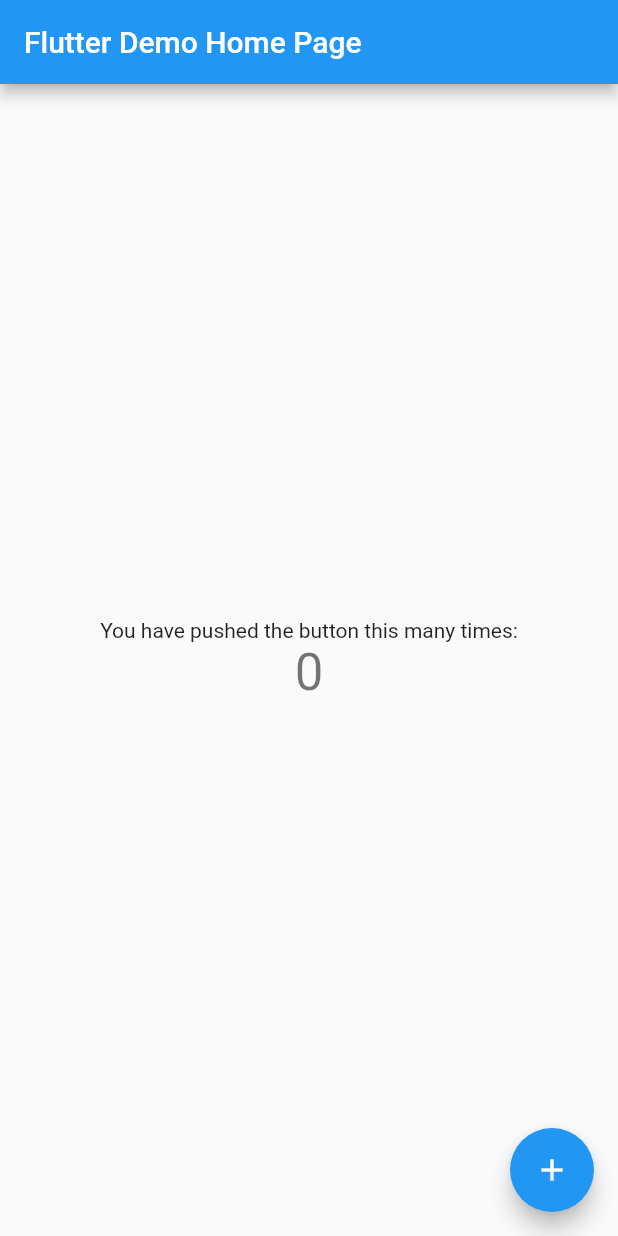
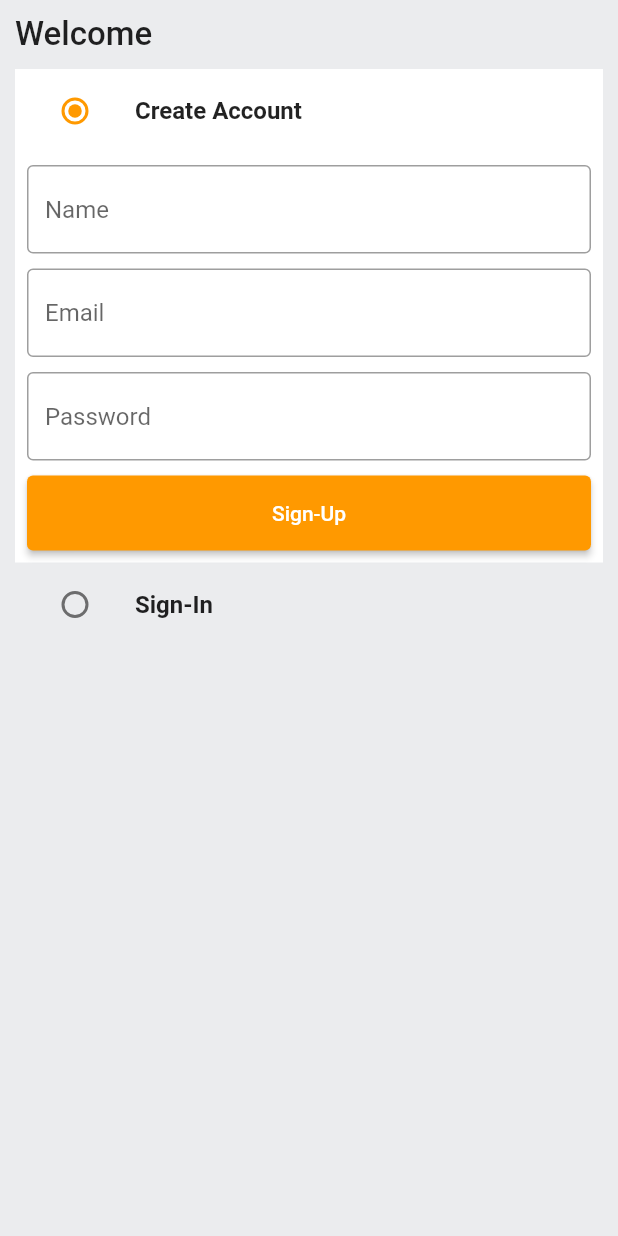
Before and after one commit to agrawalkunal2001/Amazon, a Flutter app: the screen it shows after launch, on a phone screen of 412 x 824 dp. Run offline on Flutter 3.47's test engine with Material 2 defaults, Android fonts, the phone set to English and light mode, and no system bars.

Commit message:
Added auth screen UI

```diff
--- /dev/null
+++ b/lib/common/widgets/custom_button.dart
@@ -0,0 +1,19 @@
+import 'package:flutter/material.dart';
+
+class CustomButton extends StatelessWidget {
+  final String text;
+  final VoidCallback onTap;
+  const CustomButton({Key? key, required this.text, required this.onTap})
+      : super(key: key);
+
+  @override
+  Widget build(BuildContext context) {
+    return ElevatedButton(
+      onPressed: onTap,
+      child: Text(text),
+      style: ElevatedButton.styleFrom(
+        minimumSize: const Size(double.infinity, 50),
+      ),
+    );
+  }
+}
--- /dev/null
+++ b/lib/common/widgets/custom_textfield.dart
@@ -0,0 +1,25 @@
+import 'package:flutter/material.dart';
+
+class CustomTextField extends StatelessWidget {
+  final TextEditingController controller;
+  final String hintText;
+  const CustomTextField(
+      {Key? key, required this.controller, required this.hintText})
+      : super(key: key);
+
+  @override
+  Widget build(BuildContext context) {
+    return TextFormField(
+      controller: controller,
+      decoration: InputDecoration(
+        hintText: hintText,
+        border: const OutlineInputBorder(
+          borderSide: BorderSide(color: Colors.black38),
+        ),
+        enabledBorder: const OutlineInputBorder(
+          borderSide: BorderSide(color: Colors.black38),
+        ),
+      ),
+    );
+  }
+}
--- /dev/null
+++ b/lib/constants/global_variables.dart
@@ -0,0 +1,18 @@
+import 'package:flutter/material.dart';
+
+class GlobalVariables {
+  // COLORS
+  static const appBarGradient = LinearGradient(
+    colors: [
+      Color.fromARGB(255, 29, 201, 192),
+      Color.fromARGB(255, 125, 221, 216),
+    ],
+    stops: [0.5, 1.0],
+  );
+
+  static const secondaryColor = Color.fromRGBO(255, 153, 0, 1);
+  static const backgroundColor = Colors.white;
+  static const Color greyBackgroundColor = Color(0xffebecee);
+  static var selectedNavBarColor = Colors.cyan[800]!;
+  static const unselectedNavBarColor = Colors.black87;
+}
--- /dev/null
+++ b/lib/features/auth/screens/auth_screen.dart
@@ -0,0 +1,159 @@
+import 'package:amazon/common/widgets/custom_button.dart';
+import 'package:amazon/common/widgets/custom_textfield.dart';
+import 'package:amazon/constants/global_variables.dart';
+import 'package:flutter/material.dart';
+
+enum Auth {
+  signin,
+  signup,
+}
+
+class AuthScreen extends StatefulWidget {
+  static const String routeName = "/auth-screen";
+  AuthScreen({Key? key}) : super(key: key);
+
+  @override
+  State<AuthScreen> createState() => _AuthScreenState();
+}
+
+class _AuthScreenState extends State<AuthScreen> {
+  Auth _auth = Auth.signup;
+  final _signupFormKey = GlobalKey<FormState>();
+  final _signinFormKey = GlobalKey<FormState>();
+
+  final TextEditingController _emailController = TextEditingController();
+  final TextEditingController _passwordController = TextEditingController();
+  final TextEditingController _nameController = TextEditingController();
+
+  @override
+  void dispose() {
+    // TODO: implement dispose
+    _emailController.dispose();
+    _passwordController.dispose();
+    _nameController.dispose();
+  }
+
+  @override
+  Widget build(BuildContext context) {
+    return Scaffold(
+      backgroundColor: GlobalVariables.greyBackgroundColor,
+      body: SafeArea(
+        child: Padding(
+          padding: const EdgeInsets.all(10.0),
+          child: Column(
+            crossAxisAlignment: CrossAxisAlignment.start,
+            children: [
+              const Text(
+                "Welcome",
+                style: TextStyle(fontSize: 22, fontWeight: FontWeight.w500),
+              ),
+              const SizedBox(
+                height: 10,
+              ),
+              ListTile(
+                tileColor: _auth == Auth.signup
+                    ? GlobalVariables.backgroundColor
+                    : GlobalVariables.greyBackgroundColor,
+                title: const Text(
+                  "Create Account",
+                  style: TextStyle(fontWeight: FontWeight.bold),
+                ),
+                leading: Radio(
+                  activeColor: GlobalVariables.secondaryColor,
+                  value: Auth.signup,
+                  groupValue:
+                      _auth, // The radio button will be selected when value matches groupValue
+                  onChanged: (Auth? val) {
+                    setState(() {
+                      _auth = val!;
+                    });
+                  },
+                ),
+              ),
+              if (_auth == Auth.signup)
+                Container(
+                  padding: const EdgeInsets.all(8),
+                  color: GlobalVariables.backgroundColor,
+                  child: Form(
+                    key: _signupFormKey,
+                    child: Column(
+                      children: [
+                        CustomTextField(
+                          controller: _nameController,
+                          hintText: "Name",
+                        ),
+                        const SizedBox(
+                          height: 10,
+                        ),
+                        CustomTextField(
+                          controller: _emailController,
+                          hintText: "Email",
+                        ),
+                        const SizedBox(
+                          height: 10,
+                        ),
+                        CustomTextField(
+                          controller: _passwordController,
+                          hintText: "Password",
+                        ),
+                        const SizedBox(
+                          height: 10,
+                        ),
+                        CustomButton(text: "Sign-Up", onTap: () {}),
+                      ],
+                    ),
+                  ),
+                ),
+              ListTile(
+                tileColor: _auth == Auth.signin
+                    ? GlobalVariables.backgroundColor
+                    : GlobalVariables.greyBackgroundColor,
+                title: const Text(
+                  "Sign-In",
+                  style: TextStyle(fontWeight: FontWeight.bold),
+                ),
+                leading: Radio(
+                  activeColor: GlobalVariables.secondaryColor,
+                  value: Auth.signin,
+                  groupValue: _auth,
+                  onChanged: (Auth? val) {
+                    setState(() {
+                      _auth = val!;
+                    });
+                  },
+                ),
+              ),
+              if (_auth == Auth.signin)
+                Container(
+                  padding: const EdgeInsets.all(8),
+                  color: GlobalVariables.backgroundColor,
+                  child: Form(
+                    key: _signupFormKey,
+                    child: Column(
+                      children: [
+                        CustomTextField(
+                          controller: _emailController,
+                          hintText: "Email",
+                        ),
+                        const SizedBox(
+                          height: 10,
+                        ),
+                        CustomTextField(
+                          controller: _passwordController,
+                          hintText: "Password",
+                        ),
+                        const SizedBox(
+                          height: 10,
+                        ),
+                        CustomButton(text: "Sign-Up", onTap: () {}),
+                      ],
+                    ),
+                  ),
+                ),
+            ],
+          ),
+        ),
+      ),
+    );
+  }
+}
--- a/lib/main.dart
+++ b/lib/main.dart
@@ -1,3 +1,6 @@
+import 'package:amazon/constants/global_variables.dart';
+import 'package:amazon/features/auth/screens/auth_screen.dart';
+import 'package:amazon/router.dart';
 import 'package:flutter/material.dart';
 
 void main() {
@@ -11,105 +14,21 @@ class MyApp extends StatelessWidget {
   @override
   Widget build(BuildContext context) {
     return MaterialApp(
-      title: 'Flutter Demo',
+      title: 'Amazon',
+      debugShowCheckedModeBanner: false,
       theme: ThemeData(
-        // This is the theme of your application.
-        //
-        // Try running your application with "flutter run". You'll see the
-        // application has a blue toolbar. Then, without quitting the app, try
-        // changing the primarySwatch below to Colors.green and then invoke
-        // "hot reload" (press "r" in the console where you ran "flutter run",
-        // or simply save your changes to "hot reload" in a Flutter IDE).
-        // Notice that the counter didn't reset back to zero; the application
-        // is not restarted.
-        primarySwatch: Colors.blue,
+        scaffoldBackgroundColor: GlobalVariables.backgroundColor,
+        colorScheme: const ColorScheme.light(
+          primary: GlobalVariables.secondaryColor,
+        ),
+        appBarTheme: const AppBarTheme(
+          elevation: 0,
+          iconTheme: IconThemeData(color: Colors.black),
+        ),
       ),
-      home: const MyHomePage(title: 'Flutter Demo Home Page'),
+      onGenerateRoute: (settings) => generateRoute(
+          settings), // It will run each time a named route is used
+      home: AuthScreen(),
     );
   }
 }
-
-class MyHomePage extends StatefulWidget {
-  const MyHomePage({Key? key, required this.title}) : super(key: key);
-
-  // This widget is the home page of your application. It is stateful, meaning
-  // that it has a State object (defined below) that contains fields that affect
-  // how it looks.
-
-  // This class is the configuration for the state. It holds the values (in this
-  // case the title) provided by the parent (in this case the App widget) and
-  // used by the build method of the State. Fields in a Widget subclass are
-  // always marked "final".
-
-  final String title;
-
-  @override
-  State<MyHomePage> createState() => _MyHomePageState();
-}
-
-class _MyHomePageState extends State<MyHomePage> {
-  int _counter = 0;
-
-  void _incrementCounter() {
-    setState(() {
-      // This call to setState tells the Flutter framework that something has
-      // changed in this State, which causes it to rerun the build method below
-      // so that the display can reflect the updated values. If we changed
-      // _counter without calling setState(), then the build method would not be
-      // called again, and so nothing would appear to happen.
-      _counter++;
-    });
-  }
-
-  @override
-  Widget build(BuildContext context) {
-    // This method is rerun every time setState is called, for instance as done
-    // by the _incrementCounter method above.
-    //
-    // The Flutter framework has been optimized to make rerunning build methods
-    // fast, so that you can just rebuild anything that needs updating rather
-    // than having to individually change instances of widgets.
-    return Scaffold(
-      appBar: AppBar(
-        // Here we take the value from the MyHomePage object that was created by
-        // the App.build method, and use it to set our appbar title.
-        title: Text(widget.title),
-      ),
-      body: Center(
-        // Center is a layout widget. It takes a single child and positions it
-        // in the middle of the parent.
-        child: Column(
-          // Column is also a layout widget. It takes a list of children and
-          // arranges them vertically. By default, it sizes itself to fit its
-          // children horizontally, and tries to be as tall as its parent.
-          //
-          // Invoke "debug painting" (press "p" in the console, choose the
-          // "Toggle Debug Paint" action from the Flutter Inspector in Android
-          // Studio, or the "Toggle Debug Paint" command in Visual Studio Code)
-          // to see the wireframe for each widget.
-          //
-          // Column has various properties to control how it sizes itself and
-          // how it positions its children. Here we use mainAxisAlignment to
-          // center the children vertically; the main axis here is the vertical
-          // axis because Columns are vertical (the cross axis would be
-          // horizontal).
-          mainAxisAlignment: MainAxisAlignment.center,
-          children: <Widget>[
-            const Text(
-              'You have pushed the button this many times:',
-            ),
-            Text(
-              '$_counter',
-              style: Theme.of(context).textTheme.headline4,
-            ),
-          ],
-        ),
-      ),
-      floatingActionButton: FloatingActionButton(
-        onPressed: _incrementCounter,
-        tooltip: 'Increment',
-        child: const Icon(Icons.add),
-      ), // This trailing comma makes auto-formatting nicer for build methods.
-    );
-  }
-}
--- /dev/null
+++ b/lib/router.dart
@@ -0,0 +1,17 @@
+import 'package:amazon/features/auth/screens/auth_screen.dart';
+import 'package:flutter/material.dart';
+
+Route<dynamic> generateRoute(RouteSettings routeSettings) {
+  switch (routeSettings.name) {
+    case AuthScreen.routeName:
+      return MaterialPageRoute(builder: (_) => AuthScreen());
+    default: // This is executed when the route name does not match with any case and causes error
+      return MaterialPageRoute(
+        builder: (_) => const Scaffold(
+          body: Center(
+            child: Text("Screen does not exist!"),
+          ),
+        ),
+      );
+  }
+}
```
